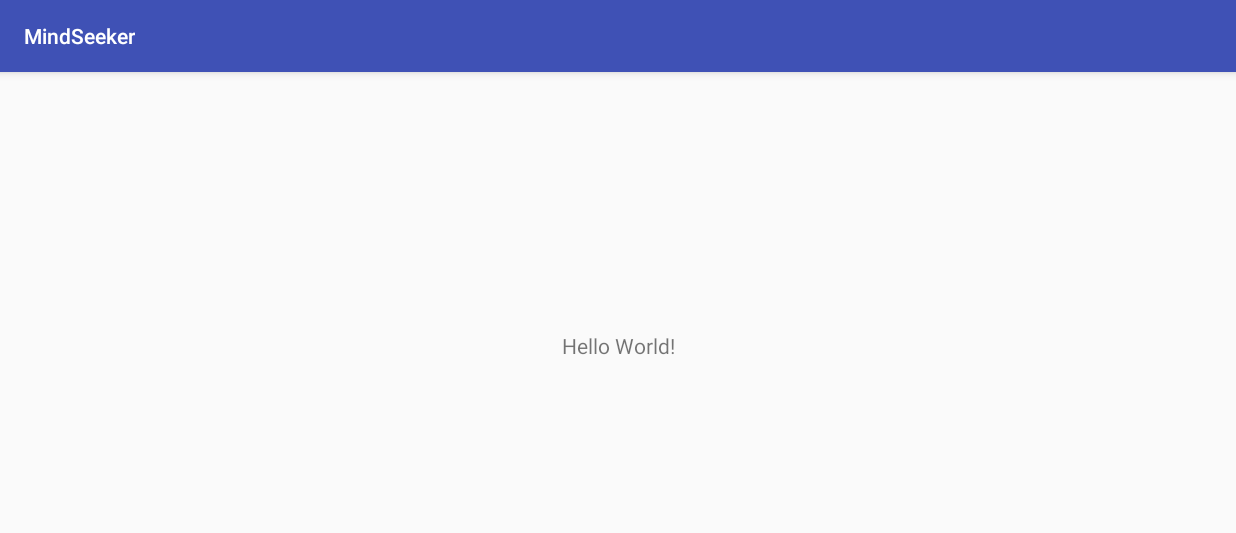
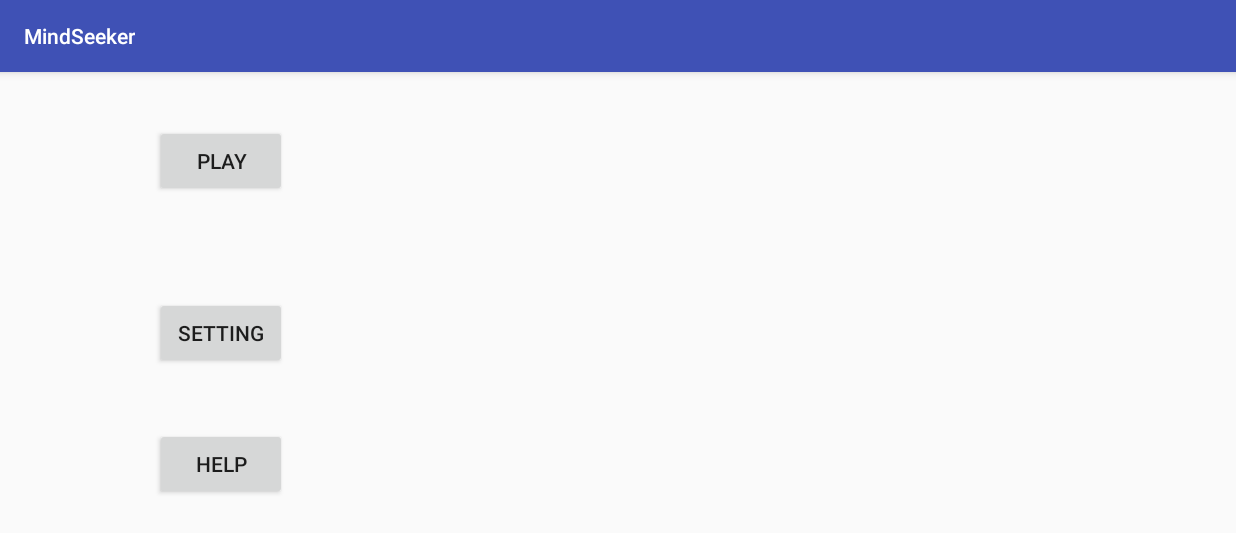
Before and after one commit to junha3284/MindSeekerGame, an Android app: the screen it shows after launch (StartActivity), on a phone screen of 824 x 412 dp (held sideways). Shown: the top 533 px of the screen. Run offline under Robolectric (Android 15) with nearby library versions, the phone set to English and light mode, and no system bars.

Commit message:
Create help, play and help activities and buttons for them.

```diff
--- a/app/src/main/java/com/example/choijun_ha/mindseeker/StartActivity.java
+++ b/app/src/main/java/com/example/choijun_ha/mindseeker/StartActivity.java
@@ -1,7 +1,10 @@
 package com.example.choijun_ha.mindseeker;
 
+import android.content.Intent;
 import android.support.v7.app.AppCompatActivity;
 import android.os.Bundle;
+import android.view.View;
+import android.widget.Button;
 
 public class StartActivity extends AppCompatActivity {
 
@@ -9,5 +12,38 @@ public class StartActivity extends AppCompatActivity {
     protected void onCreate(Bundle savedInstanceState) {
         super.onCreate(savedInstanceState);
         setContentView(R.layout.activity_start);
+
+        setButtons();
     }
+
+    private void setButtons() {
+        Button playBtn = (Button) findViewById(R.id.playBtn);
+        Button settingBtn = (Button) findViewById(R.id.configBtn);
+        Button helpBtn = (Button) findViewById(R.id.helpBtn);
+
+        playBtn.setOnClickListener(new View.OnClickListener(){
+            @Override
+            public void onClick(View view) {
+                // TO DO: produce playActivity
+                Intent intent = PlayActivity.makeIntent(StartActivity.this);
+                startActivity(intent);
+            }
+        });
+        settingBtn.setOnClickListener(new View.OnClickListener(){
+            @Override
+            public void onClick(View view){
+                // TO DO: produce configActivity
+                Intent intent = configActivity.makeIntent(StartActivity.this);
+                startActivity(intent);
+            }
+        });
+        helpBtn.setOnClickListener(new View.OnClickListener(){
+            @Override
+            public void onClick(View view) {
+                Intent intent = helpActivity.makeIntent(StartActivity.this);
+                startActivity(intent);
+            }
+        });
+    }
+
 }
--- a/app/src/main/res/layout/activity_start.xml
+++ b/app/src/main/res/layout/activity_start.xml
@@ -6,13 +6,40 @@
     android:layout_height="match_parent"
     tools:context="com.example.choijun_ha.mindseeker.StartActivity">
 
-    <TextView
-        android:layout_width="wrap_content"
-        android:layout_height="wrap_content"
-        android:text="Hello World!"
+    <RelativeLayout
+        android:layout_width="match_parent"
+        android:layout_height="match_parent"
+        android:layout_marginBottom="16dp"
         app:layout_constraintBottom_toBottomOf="parent"
         app:layout_constraintLeft_toLeftOf="parent"
-        app:layout_constraintRight_toRightOf="parent"
-        app:layout_constraintTop_toTopOf="parent" />
+        app:layout_constraintRight_toRightOf="parent">
+
+        <Button
+            android:id="@+id/playBtn"
+            android:layout_width="wrap_content"
+            android:layout_height="wrap_content"
+            android:layout_alignParentStart="true"
+            android:layout_alignParentTop="true"
+            android:layout_marginStart="103dp"
+            android:layout_marginTop="35dp"
+            android:text="@string/play" />
+
+        <Button
+            android:id="@+id/configBtn"
+            android:layout_width="wrap_content"
+            android:layout_height="wrap_content"
+            android:layout_alignStart="@+id/playBtn"
+            android:layout_centerVertical="true"
+            android:text="@string/setting" />
+
+        <Button
+            android:id="@+id/helpBtn"
+            android:layout_width="wrap_content"
+            android:layout_height="wrap_content"
+            android:layout_alignStart="@+id/configBtn"
+            android:layout_below="@+id/configBtn"
+            android:layout_marginTop="39dp"
+            android:text="@string/help" />
+    </RelativeLayout>
 
 </android.support.constraint.ConstraintLayout>
--- a/app/src/main/res/values/strings.xml
+++ b/app/src/main/res/values/strings.xml
@@ -1,3 +1,6 @@
 <resources>
     <string name="app_name">MindSeeker</string>
+    <string name="play">PLAY</string>
+    <string name="setting">SETTING</string>
+    <string name="help">HELP</string>
 </resources>
```
Also changed, not shown: app/src/main/AndroidManifest.xml (+15 -2 lines), app/src/main/java/com/example/choijun_ha/mindseeker/PlayActivity.java (added, +20 -0 lines), app/src/main/java/com/example/choijun_ha/mindseeker/configActivity.java (added, +20 -0 lines), app/src/main/java/com/example/choijun_ha/mindseeker/helpActivity.java (added, +20 -0 lines), app/src/main/res/layout/activity_config.xml (added, +9 -0 lines), app/src/main/res/layout/activity_help.xml (added, +9 -0 lines), app/src/main/res/layout/activity_play.xml (added, +9 -0 lines).
